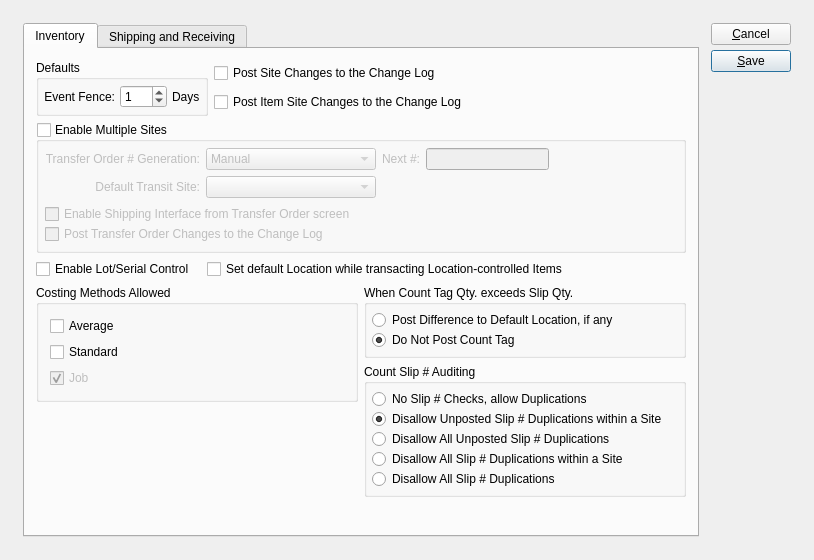
This is guiclient/configureIM.ui in Pegasus-RPG/xtuple-client as Qt 5 draws it before an edit. The edited form follows.
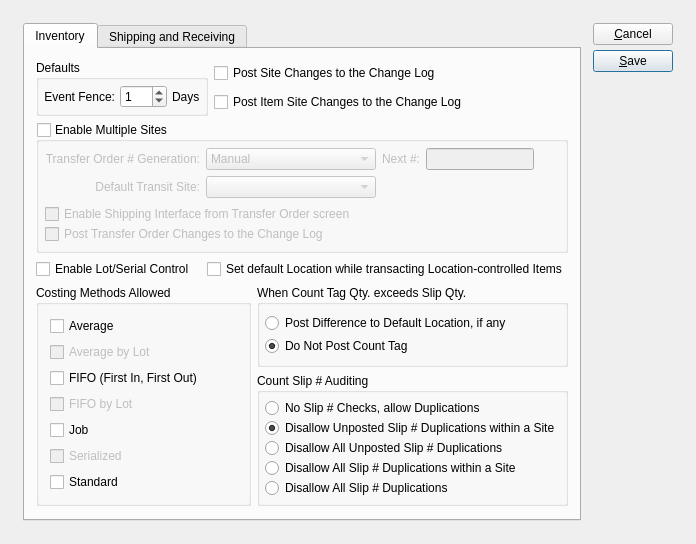
This is the edited form. Custom widgets are drawn as their Qt base class.

Commit message: issue 9868: UI changes to support enhanced inventory distribution.  Comment out incompatible code until rework complete.

```diff
--- a/guiclient/configureIM.ui
+++ b/guiclient/configureIM.ui
@@ -13,8 +13,8 @@
    <rect>
     <x>0</x>
     <y>0</y>
-    <width>814</width>
-    <height>560</height>
+    <width>662</width>
+    <height>498</height>
    </rect>
   </property>
   <property name="windowTitle">
@@ -39,7 +39,7 @@
          <string>Inventory</string>
         </attribute>
         <layout class="QGridLayout" name="gridLayout_3">
-         <item row="0" column="0">
+         <item row="0" column="0" colspan="2">
           <layout class="QHBoxLayout">
            <item>
             <widget class="QGroupBox" name="_defaultGroup">
@@ -131,7 +131,7 @@
            </item>
           </layout>
          </item>
-         <item row="1" column="0">
+         <item row="1" column="0" colspan="2">
           <widget class="QGroupBox" name="_multiWhs">
            <property name="title">
             <string>Enable Multiple Sites</string>
@@ -282,7 +282,7 @@
            </layout>
           </widget>
          </item>
-         <item row="2" column="0">
+         <item row="2" column="0" colspan="2">
           <layout class="QHBoxLayout" name="horizontalLayout">
            <property name="spacing">
             <number>12</number>
@@ -316,9 +316,7 @@
            </item>
           </layout>
          </item>
-         <item row="3" column="0">
-          <layout class="QGridLayout">
-           <item row="0" column="0" rowspan="2">
+         <item row="3" column="0" rowspan="2">
             <widget class="QGroupBox" name="_cost">
              <property name="title">
               <string>Costing Methods Allowed</string>
@@ -332,29 +330,75 @@
                </widget>
               </item>
               <item>
-               <widget class="QCheckBox" name="_costStd">
+             <widget class="QCheckBox" name="_costAvgByLot">
+              <property name="enabled">
+               <bool>false</bool>
+              </property>
                 <property name="text">
-                 <string>Standard</string>
+               <string>Average by Lot</string>
+              </property>
+              <property name="checked">
+               <bool>false</bool>
+              </property>
+             </widget>
+            </item>
+            <item>
+             <widget class="QCheckBox" name="_costFIFO">
+              <property name="enabled">
+               <bool>true</bool>
+              </property>
+              <property name="text">
+               <string>FIFO (First In, First Out)</string>
+              </property>
+             </widget>
+            </item>
+            <item>
+             <widget class="QCheckBox" name="_costFIFOByLot">
+              <property name="enabled">
+               <bool>false</bool>
+              </property>
+              <property name="text">
+               <string>FIFO by Lot</string>
+              </property>
+              <property name="checked">
+               <bool>false</bool>
                 </property>
                </widget>
               </item>
               <item>
                <widget class="QCheckBox" name="_costJob">
                 <property name="enabled">
-                 <bool>false</bool>
+               <bool>true</bool>
                 </property>
                 <property name="text">
                  <string>Job</string>
                 </property>
+             </widget>
+            </item>
+            <item>
+             <widget class="QCheckBox" name="_costSerial">
+              <property name="enabled">
+               <bool>false</bool>
+              </property>
+              <property name="text">
+               <string>Serialized</string>
+              </property>
                 <property name="checked">
-                 <bool>true</bool>
+               <bool>false</bool>
+              </property>
+             </widget>
+            </item>
+            <item>
+             <widget class="QCheckBox" name="_costStd">
+              <property name="text">
+               <string>Standard</string>
                 </property>
                </widget>
               </item>
              </layout>
             </widget>
            </item>
-           <item row="0" column="1">
+         <item row="3" column="1">
             <widget class="QGroupBox" name="_countTagGroup">
              <property name="title">
               <string>When Count Tag Qty. exceeds Slip Qty.</string>
@@ -386,7 +430,7 @@
              </layout>
             </widget>
            </item>
-           <item row="1" column="1" rowspan="2">
+         <item row="4" column="1">
             <widget class="QGroupBox" name="_countSlipGroup">
              <property name="title">
               <string>Count Slip # Auditing</string>
@@ -439,22 +483,7 @@
              </layout>
             </widget>
            </item>
-           <item row="2" column="0">
-            <spacer>
-             <property name="orientation">
-              <enum>Qt::Vertical</enum>
-             </property>
-             <property name="sizeHint" stdset="0">
-              <size>
-               <width>20</width>
-               <height>20</height>
-              </size>
-             </property>
-            </spacer>
-           </item>
-          </layout>
-         </item>
-         <item row="4" column="0">
+         <item row="5" column="0" colspan="2">
           <spacer>
            <property name="orientation">
             <enum>Qt::Vertical</enum>
@@ -464,8 +493,8 @@
            </property>
            <property name="sizeHint" stdset="0">
             <size>
-             <width>536</width>
-             <height>16</height>
+             <width>20</width>
+             <height>0</height>
             </size>
            </property>
           </spacer>
```
Left out of the diff: 49 changed lines with no effect on the pictures. Lines whose indentation alone changed are shown as unchanged. The commit also changes 5 other files.
